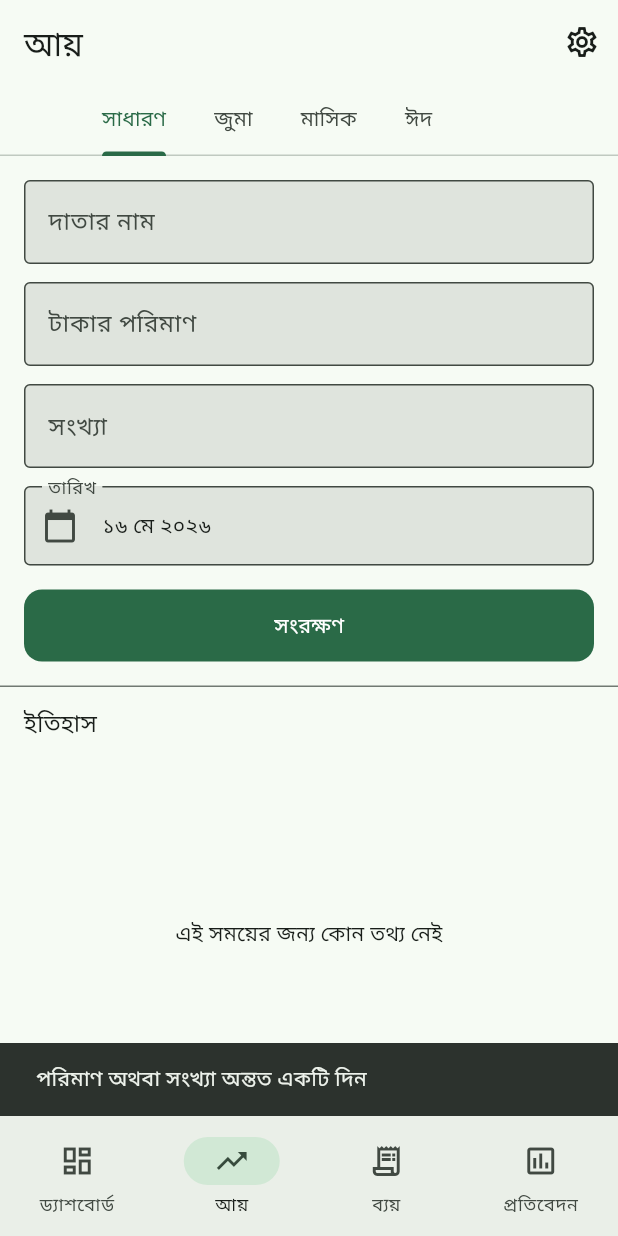
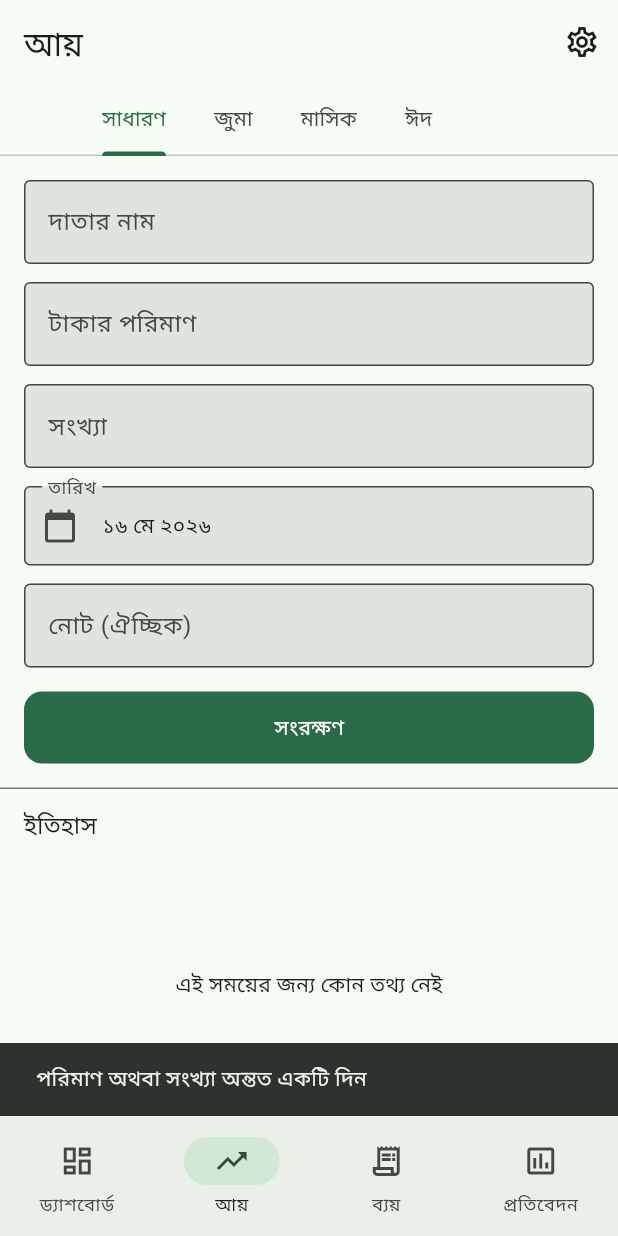
Before and after one commit to Akash044/mosque-log, a Flutter app: the IncomePage screen opened by its route, after a tap on "সংরক্ষণ", on a phone screen of 412 x 824 dp. Run offline on Flutter 3.47's test engine with Material 3 defaults, Android fonts, the light colour scheme and no system bars; our stand-ins replace cloud_firestore, firebase_auth, firebase_core, flutter_riverpod, go_router, google_sign_in and 1 more; accounts and stored records are empty; generated files the repository leaves out were written again.

Commit message:
feat: add note field to general donation form and income model

```diff
--- a/lib/features/income/widgets/general_donation_form.dart
+++ b/lib/features/income/widgets/general_donation_form.dart
@@ -21,6 +21,7 @@ class _GeneralDonationFormState extends ConsumerState<GeneralDonationForm> {
   final _donor = TextEditingController();
   final _amount = TextEditingController();
   final _quantity = TextEditingController();
+  final _note = TextEditingController();
   DateTime _date = DateTime.now();
   bool _saving = false;
 
@@ -29,6 +30,7 @@ class _GeneralDonationFormState extends ConsumerState<GeneralDonationForm> {
     _donor.dispose();
     _amount.dispose();
     _quantity.dispose();
+    _note.dispose();
     super.dispose();
   }
 
@@ -64,6 +66,7 @@ class _GeneralDonationFormState extends ConsumerState<GeneralDonationForm> {
       quantity: qty,
       donorName: _donor.text.trim().isEmpty ? null : _donor.text.trim(),
       date: _date,
+      note: _note.text.trim().isEmpty ? null : _note.text.trim(),
       createdBy: uid,
       createdAt: now,
     );
@@ -72,6 +75,7 @@ class _GeneralDonationFormState extends ConsumerState<GeneralDonationForm> {
     _donor.clear();
     _amount.clear();
     _quantity.clear();
+    _note.clear();
     setState(() {
       _date = DateTime.now();
       _saving = false;
@@ -120,6 +124,13 @@ class _GeneralDonationFormState extends ConsumerState<GeneralDonationForm> {
                       child: Text(Formatters.date(context, _date)),
                     ),
                   ),
+                  const SizedBox(height: 12),
+                  TextFormField(
+                    controller: _note,
+                    maxLines: 3,
+                    minLines: 1,
+                    decoration: InputDecoration(labelText: l.noteOptional),
+                  ),
                   const SizedBox(height: 16),
                   FilledButton(
                     onPressed: _saving ? null : _save,
--- a/lib/l10n/app_bn.arb
+++ b/lib/l10n/app_bn.arb
@@ -46,6 +46,8 @@
   "incomeEid": "ঈদ",
 
   "donorName": "দাতার নাম",
+  "note": "নোট",
+  "noteOptional": "নোট (ঐচ্ছিক)",
   "amount": "টাকার পরিমাণ",
   "quantity": "সংখ্যা",
   "date": "তারিখ",
--- a/lib/l10n/app_en.arb
+++ b/lib/l10n/app_en.arb
@@ -46,6 +46,8 @@
   "incomeEid": "Eid",
 
   "donorName": "Donor name",
+  "note": "Note",
+  "noteOptional": "Note (optional)",
   "amount": "Amount",
   "quantity": "Quantity",
   "date": "Date",
--- a/lib/models/income.dart
+++ b/lib/models/income.dart
@@ -31,6 +31,7 @@ class Income {
   final String? personId;
   final List<String> months;
   final String? eidType;
+  final String? note;
   final String createdBy;
   final DateTime createdAt;
 
@@ -44,6 +45,7 @@ class Income {
     this.personId,
     this.months = const [],
     this.eidType,
+    this.note,
     required this.createdBy,
     required this.createdAt,
   });
@@ -62,6 +64,7 @@ class Income {
           .map((e) => e.toString())
           .toList(growable: false),
       eidType: d['eidType'] as String?,
+      note: d['note'] as String?,
       createdBy: (d['createdBy'] as String?) ?? '',
       createdAt:
           (d['createdAt'] as Timestamp?)?.toDate() ?? DateTime.now(),
@@ -78,6 +81,7 @@ class Income {
       'personId': personId,
       'months': months,
       'eidType': eidType,
+      'note': note,
       'createdBy': createdBy,
       'createdAt': Timestamp.fromDate(createdAt),
     };
```
Also changed, not shown: lib/features/income/widgets/income_history_list.dart (+10 -4 lines).
